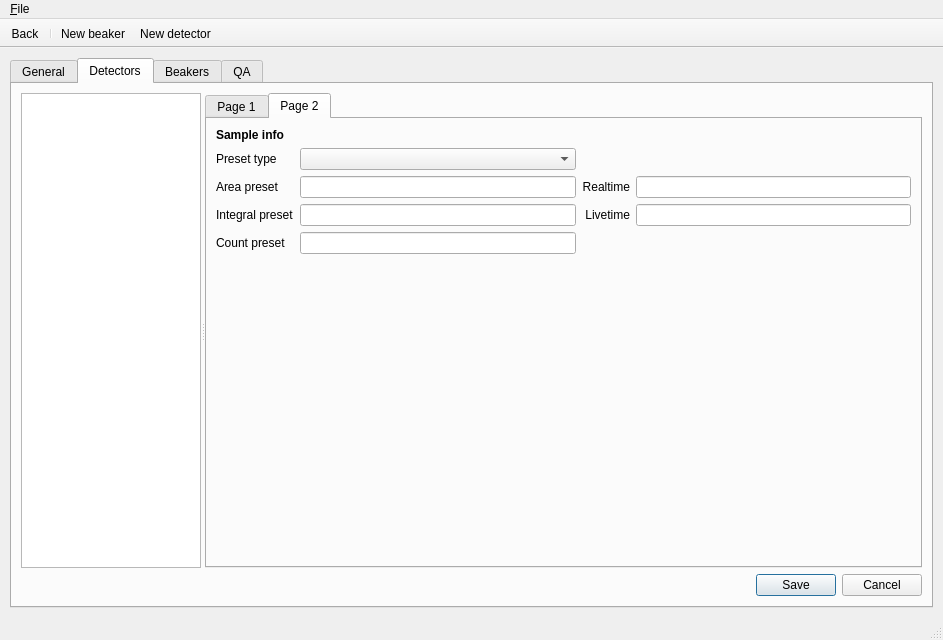
Before: the Qt Designer form nailab.ui in bytting/nailab, drawn with Qt 5.
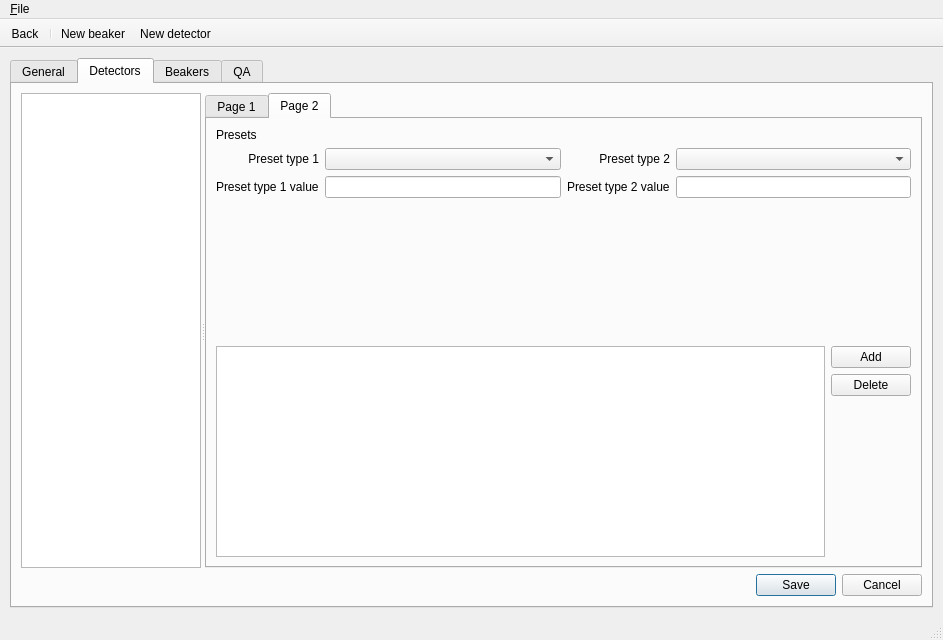
After: the same form once the commit is applied. The open tabs and pages were chosen to show the change. Icons and pictures are not drawn.

What changed in the file:
```diff
--- a/nailab.ui
+++ b/nailab.ui
@@ -1077,101 +1077,141 @@
                 <attribute name="title">
                  <string>Page 2</string>
                 </attribute>
-                <layout class="QGridLayout" name="gridLayout_10">
-                 <item row="5" column="1">
-                  <spacer name="verticalSpacer_6">
-                   <property name="orientation">
-                    <enum>Qt::Vertical</enum>
-                   </property>
-                   <property name="sizeHint" stdset="0">
-                    <size>
-                     <width>20</width>
-                     <height>40</height>
-                    </size>
-                   </property>
-                  </spacer>
-                 </item>
-                 <item row="4" column="0">
-                  <widget class="QLabel" name="label_21">
-                   <property name="text">
-                    <string>Count preset</string>
-                   </property>
-                  </widget>
-                 </item>
-                 <item row="3" column="0">
-                  <widget class="QLabel" name="label_19">
-                   <property name="text">
-                    <string>Integral preset</string>
-                   </property>
-                  </widget>
-                 </item>
-                 <item row="2" column="3">
-                  <widget class="QLineEdit" name="tbAdminDetectorRealtime"/>
-                 </item>
-                 <item row="2" column="2">
-                  <widget class="QLabel" name="label_18">
-                   <property name="text">
-                    <string>Realtime</string>
-                   </property>
-                   <property name="alignment">
-                    <set>Qt::AlignRight|Qt::AlignTrailing|Qt::AlignVCenter</set>
-                   </property>
-                  </widget>
-                 </item>
-                 <item row="3" column="3">
-                  <widget class="QLineEdit" name="tbAdminDetectorLivetime"/>
-                 </item>
-                 <item row="3" column="2">
-                  <widget class="QLabel" name="label_17">
-                   <property name="text">
-                    <string>Livetime</string>
-                   </property>
-                   <property name="alignment">
-                    <set>Qt::AlignRight|Qt::AlignTrailing|Qt::AlignVCenter</set>
-                   </property>
-                  </widget>
-                 </item>
+                <layout class="QGridLayout" name="gridLayout_11">
                  <item row="0" column="0">
-                  <widget class="QLabel" name="label_14">
-                   <property name="font">
-                    <font>
-                     <weight>75</weight>
-                     <bold>true</bold>
-                    </font>
+                  <layout class="QGridLayout" name="gridLayout_10">
+                   <property name="sizeConstraint">
+                    <enum>QLayout::SetDefaultConstraint</enum>
                    </property>
-                   <property name="text">
-                    <string>Sample info</string>
-                   </property>
-                  </widget>
-                 </item>
-                 <item row="2" column="1">
-                  <widget class="QLineEdit" name="tbAdminDetectorAreaPreset"/>
-                 </item>
-                 <item row="2" column="0">
-                  <widget class="QLabel" name="label_20">
-                   <property name="text">
-                    <string>Area preset</string>
-                   </property>
-                   <property name="alignment">
-                    <set>Qt::AlignLeading|Qt::AlignLeft|Qt::AlignVCenter</set>
-                   </property>
-                  </widget>
-                 </item>
-                 <item row="3" column="1">
-                  <widget class="QLineEdit" name="tbAdminDetectorIntegralPreset"/>
-                 </item>
-                 <item row="4" column="1">
-                  <widget class="QLineEdit" name="tbAdminDetectorCountPreset"/>
+                   <item row="2" column="0">
+                    <widget class="QLabel" name="label_19">
+                     <property name="text">
+                      <string>Preset type 1 value</string>
+                     </property>
+                    </widget>
+                   </item>
+                   <item row="2" column="1">
+                    <widget class="QLineEdit" name="tbAdminDetectorPresetType1Value"/>
+                   </item>
+                   <item row="0" column="0">
+                    <widget class="QLabel" name="label_14">
+                     <property name="text">
+                      <string>Presets</string>
+                     </property>
+                    </widget>
+                   </item>
+                   <item row="1" column="0">
+                    <widget class="QLabel" name="label_17">
+                     <property name="text">
+                      <string>Preset type 1</string>
+                     </property>
+                     <property name="alignment">
+                      <set>Qt::AlignRight|Qt::AlignTrailing|Qt::AlignVCenter</set>
+                     </property>
+                    </widget>
+                   </item>
+                   <item row="1" column="1">
+                    <widget class="QComboBox" name="cboxAdminDetectorPresetType1"/>
+                   </item>
+                   <item row="1" column="2">
+                    <widget class="QLabel" name="label_18">
+                     <property name="text">
+                      <string>Preset type 2</string>
+                     </property>
+                     <property name="alignment">
+                      <set>Qt::AlignRight|Qt::AlignTrailing|Qt::AlignVCenter</set>
+                     </property>
+                    </widget>
+                   </item>
+                   <item row="2" column="3">
+                    <widget class="QLineEdit" name="tbAdminDetectorPresetType2Value"/>
+                   </item>
+                   <item row="1" column="3">
+                    <widget class="QComboBox" name="cboxAdminDetectorPresetType2"/>
+                   </item>
+                   <item row="2" column="2">
+                    <widget class="QLabel" name="label_20">
+                     <property name="text">
+                      <string>Preset type 2 value</string>
+                     </property>
+                    </widget>
+                   </item>
+                   <item row="3" column="1">
+                    <spacer name="verticalSpacer_7">
+                     <property name="orientation">
+                      <enum>Qt::Vertical</enum>
+                     </property>
+                     <property name="sizeHint" stdset="0">
+                      <size>
+                       <width>20</width>
+                       <height>40</height>
+                      </size>
+                     </property>
+                    </spacer>
+                   </item>
+                  </layout>
                  </item>
                  <item row="1" column="0">
-                  <widget class="QLabel" name="label_56">
-                   <property name="text">
-                    <string>Preset type</string>
-                   </property>
-                  </widget>
-                 </item>
-                 <item row="1" column="1">
-                  <widget class="QComboBox" name="cboxAdminDetectorPresetType"/>
+                  <layout class="QHBoxLayout" name="horizontalLayout">
+                   <item>
+                    <widget class="QTableWidget" name="twAdminDetectorBeaker">
+                     <property name="selectionMode">
+                      <enum>QAbstractItemView::SingleSelection</enum>
+                     </property>
+                     <property name="selectionBehavior">
+                      <enum>QAbstractItemView::SelectRows</enum>
+                     </property>
+                     <property name="columnCount">
+                      <number>2</number>
+                     </property>
+                     <attribute name="horizontalHeaderVisible">
+                      <bool>false</bool>
+                     </attribute>
+                     <attribute name="horizontalHeaderDefaultSectionSize">
+                      <number>200</number>
+                     </attribute>
+                     <attribute name="verticalHeaderVisible">
+                      <bool>false</bool>
+                     </attribute>
+                     <attribute name="verticalHeaderDefaultSectionSize">
+                      <number>20</number>
+                     </attribute>
+                     <column/>
+                     <column/>
+                    </widget>
+                   </item>
+                   <item>
+                    <layout class="QVBoxLayout" name="verticalLayout_7">
+                     <item>
+                      <widget class="QPushButton" name="btnAdminAddDetectorBeaker">
+                       <property name="text">
+                        <string>Add</string>
+                       </property>
+                      </widget>
+                     </item>
+                     <item alignment="Qt::AlignTop">
+                      <widget class="QPushButton" name="btnAdminDeleteDetectorBeaker">
+                       <property name="text">
+                        <string>Delete</string>
+                       </property>
+                      </widget>
+                     </item>
+                     <item>
+                      <spacer name="verticalSpacer_6">
+                       <property name="orientation">
+                        <enum>Qt::Vertical</enum>
+                       </property>
+                       <property name="sizeHint" stdset="0">
+                        <size>
+                         <width>20</width>
+                         <height>40</height>
+                        </size>
+                       </property>
+                      </spacer>
+                     </item>
+                    </layout>
+                   </item>
+                  </layout>
                  </item>
                 </layout>
                </widget>
```
Left out of the diff: 150 changed lines with no effect on the pictures.
